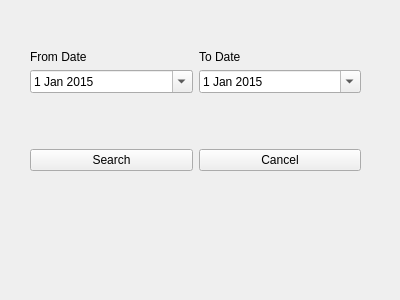
First picture: the form in ui/date_picker.ui, repository RickyCartner/WUnderground, before the edit.
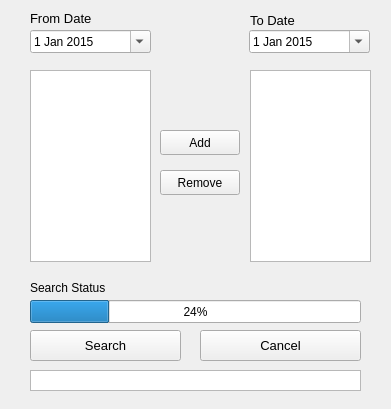
Second picture: the form after the edit.

```diff
--- a/ui/date_picker.ui
+++ b/ui/date_picker.ui
@@ -6,45 +6,78 @@
    <rect>
     <x>0</x>
     <y>0</y>
-    <width>400</width>
-    <height>300</height>
+    <width>391</width>
+    <height>409</height>
    </rect>
   </property>
   <property name="windowTitle">
    <string>Form</string>
   </property>
-  <widget class="QWidget" name="verticalLayoutWidget">
+  <widget class="QLabel" name="labelFrom">
    <property name="geometry">
     <rect>
      <x>30</x>
-     <y>50</y>
-     <width>331</width>
-     <height>121</height>
+     <y>10</y>
+     <width>81</width>
+     <height>16</height>
     </rect>
    </property>
-   <layout class="QVBoxLayout" name="verticalLayout">
-    <item>
-     <layout class="QHBoxLayout" name="horizontalLayout_3">
-      <item>
-       <widget class="QLabel" name="label">
+   <property name="font">
+    <font>
+     <pointsize>10</pointsize>
+    </font>
+   </property>
         <property name="text">
          <string>From Date</string>
         </property>
        </widget>
-      </item>
-      <item>
-       <widget class="QLabel" name="label_2">
+  <widget class="QDateEdit" name="dateTo">
+   <property name="geometry">
+    <rect>
+     <x>249</x>
+     <y>30</y>
+     <width>121</width>
+     <height>23</height>
+    </rect>
+   </property>
+   <property name="minimumDate">
+    <date>
+     <year>2015</year>
+     <month>1</month>
+     <day>1</day>
+    </date>
+   </property>
+   <property name="calendarPopup">
+    <bool>true</bool>
+   </property>
+  </widget>
+  <widget class="QLabel" name="labelTo">
+   <property name="geometry">
+    <rect>
+     <x>250</x>
+     <y>10</y>
+     <width>81</width>
+     <height>20</height>
+    </rect>
+   </property>
+   <property name="font">
+    <font>
+     <pointsize>10</pointsize>
+    </font>
+   </property>
         <property name="text">
          <string>To Date</string>
         </property>
        </widget>
-      </item>
-     </layout>
-    </item>
-    <item>
-     <layout class="QHBoxLayout" name="horizontalLayout">
-      <item>
        <widget class="QDateEdit" name="dateFrom">
+   <property name="geometry">
+    <rect>
+     <x>30</x>
+     <y>30</y>
+     <width>121</width>
+     <height>23</height>
+    </rect>
+   </property>
         <property name="minimumDateTime">
          <datetime>
           <hour>0</hour>
@@ -72,55 +105,142 @@
          <number>0</number>
         </property>
        </widget>
-      </item>
-      <item>
-       <widget class="QDateEdit" name="dateTo">
-        <property name="minimumDate">
-         <date>
-          <year>2015</year>
-          <month>1</month>
-          <day>1</day>
-         </date>
-        </property>
-        <property name="calendarPopup">
-         <bool>true</bool>
-        </property>
-       </widget>
-      </item>
-     </layout>
-    </item>
-    <item>
-     <spacer name="verticalSpacer">
-      <property name="orientation">
-       <enum>Qt::Vertical</enum>
-      </property>
-      <property name="sizeHint" stdset="0">
-       <size>
-        <width>20</width>
-        <height>40</height>
-       </size>
-      </property>
-     </spacer>
-    </item>
-    <item>
-     <layout class="QHBoxLayout" name="horizontalLayout_2">
-      <item>
        <widget class="QPushButton" name="btnSearch">
+   <property name="geometry">
+    <rect>
+     <x>30</x>
+     <y>330</y>
+     <width>151</width>
+     <height>31</height>
+    </rect>
+   </property>
+   <property name="font">
+    <font>
+     <pointsize>10</pointsize>
+    </font>
+   </property>
         <property name="text">
          <string>Search</string>
         </property>
        </widget>
-      </item>
-      <item>
        <widget class="QPushButton" name="btnCancel">
+   <property name="geometry">
+    <rect>
+     <x>200</x>
+     <y>330</y>
+     <width>161</width>
+     <height>31</height>
+    </rect>
+   </property>
+   <property name="font">
+    <font>
+     <pointsize>10</pointsize>
+    </font>
+   </property>
         <property name="text">
          <string>Cancel</string>
         </property>
        </widget>
-      </item>
-     </layout>
-    </item>
-   </layout>
+  <widget class="QListWidget" name="listStationMainList">
+   <property name="geometry">
+    <rect>
+     <x>30</x>
+     <y>70</y>
+     <width>121</width>
+     <height>192</height>
+    </rect>
+   </property>
+  </widget>
+  <widget class="QListWidget" name="listStationSearch">
+   <property name="geometry">
+    <rect>
+     <x>250</x>
+     <y>70</y>
+     <width>121</width>
+     <height>192</height>
+    </rect>
+   </property>
+  </widget>
+  <widget class="QProgressBar" name="progressBar">
+   <property name="geometry">
+    <rect>
+     <x>30</x>
+     <y>300</y>
+     <width>331</width>
+     <height>23</height>
+    </rect>
+   </property>
+   <property name="value">
+    <number>24</number>
+   </property>
+  </widget>
+  <widget class="QPushButton" name="btnAdd">
+   <property name="geometry">
+    <rect>
+     <x>160</x>
+     <y>130</y>
+     <width>80</width>
+     <height>25</height>
+    </rect>
+   </property>
+   <property name="text">
+    <string>Add</string>
+   </property>
+  </widget>
+  <widget class="QPushButton" name="btnRemove">
+   <property name="geometry">
+    <rect>
+     <x>160</x>
+     <y>170</y>
+     <width>80</width>
+     <height>25</height>
+    </rect>
+   </property>
+   <property name="text">
+    <string>Remove</string>
+   </property>
+  </widget>
+  <widget class="QLabel" name="labelSearchStatus">
+   <property name="geometry">
+    <rect>
+     <x>30</x>
+     <y>280</y>
+     <width>121</width>
+     <height>16</height>
+    </rect>
+   </property>
+   <property name="text">
+    <string>Search Status</string>
+   </property>
+  </widget>
+  <widget class="QTextEdit" name="textDateCheck">
+   <property name="geometry">
+    <rect>
+     <x>30</x>
+     <y>370</y>
+     <width>331</width>
+     <height>21</height>
+    </rect>
+   </property>
+   <property name="styleSheet">
+    <string notr="true">color: rgb(170, 0, 0);</string>
+   </property>
+   <property name="verticalScrollBarPolicy">
+    <enum>Qt::ScrollBarAlwaysOff</enum>
+   </property>
+   <property name="horizontalScrollBarPolicy">
+    <enum>Qt::ScrollBarAlwaysOff</enum>
+   </property>
+   <property name="markdown">
+    <string/>
+   </property>
+   <property name="html">
+    <string>&lt;!DOCTYPE HTML PUBLIC &quot;-//W3C//DTD HTML 4.0//EN&quot; &quot;http://www.w3.org/TR/REC-html40/strict.dtd&quot;&gt;
+&lt;html&gt;&lt;head&gt;&lt;meta name=&quot;qrichtext&quot; content=&quot;1&quot; /&gt;&lt;style type=&quot;text/css&quot;&gt;
+p, li { white-space: pre-wrap; }
+&lt;/style&gt;&lt;/head&gt;&lt;body style=&quot; font-family:'MS Shell Dlg 2'; font-size:7.8pt; font-weight:400; font-style:normal;&quot;&gt;
+&lt;p style=&quot;-qt-paragraph-type:empty; margin-top:0px; margin-bottom:0px; margin-left:0px; margin-right:0px; -qt-block-indent:0; text-indent:0px;&quot;&gt;&lt;br /&gt;&lt;/p&gt;&lt;/body&gt;&lt;/html&gt;</string>
+   </property>
   </widget>
  </widget>
  <resources/>
```
Lines whose indentation alone changed are shown as unchanged.
